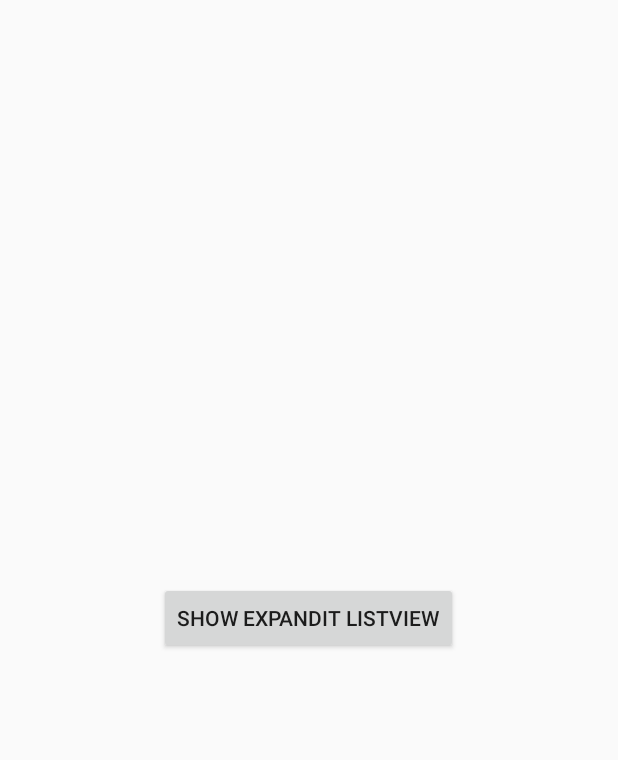
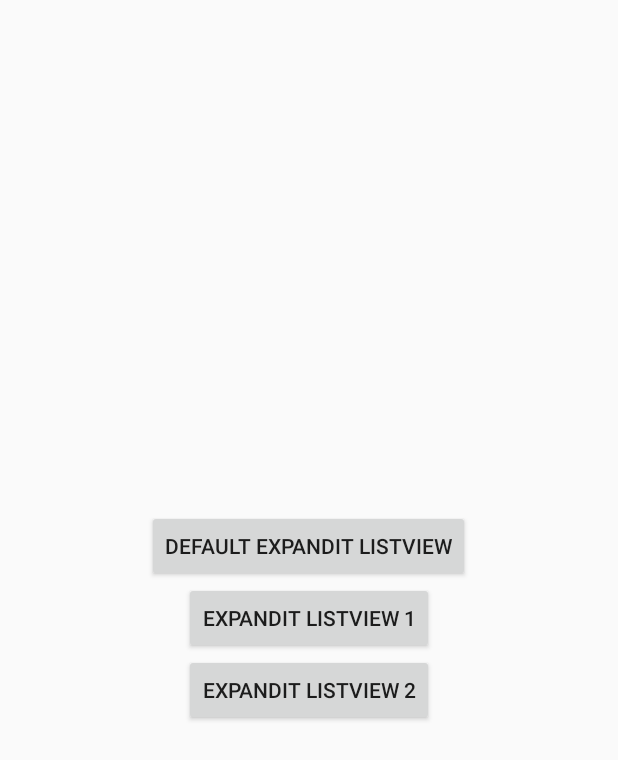
Before and after one commit to AmalH/expandit, an Android app: the screen it shows after launch (MainActivity), on a phone screen of 412 x 824 dp. Shown: the top 760 px of the screen. Run offline under Robolectric (Android 15) with nearby library versions, the phone set to English and light mode, and no system bars.

Commit message:
library - ui - final

```diff
--- a/demo/src/main/java/amalhichri/androidprojects/com/expandit/MainActivity.java
+++ b/demo/src/main/java/amalhichri/androidprojects/com/expandit/MainActivity.java
@@ -49,12 +49,25 @@ public class MainActivity extends Activity {
         myMenu = new MenuBuilder(getApplicationContext());
         myMenu.add(R.menu.my_menu);
 
-
-        (findViewById(R.id.testBtn)).setOnClickListener(new View.OnClickListener() {
+        (findViewById(R.id.defaultUiBtn)).setOnClickListener(new View.OnClickListener() {
             @Override
             public void onClick(View v) {
                 (new ExpanditList(MainActivity.this,"Test list",listItemsTitles,listData,listItemsIcons,myMenu)).show();
             }
         });
+
+        (findViewById(R.id.customUiBtn1)).setOnClickListener(new View.OnClickListener() {
+            @Override
+            public void onClick(View v) {
+                (new ExpanditList(MainActivity.this,"Test list",listItemsTitles,listData,listItemsIcons,myMenu,R.layout.custom_item_details_view)).show();
+            }
+        });
+
+        (findViewById(R.id.customUiBtn2)).setOnClickListener(new View.OnClickListener() {
+            @Override
+            public void onClick(View v) {
+                (new ExpanditList(MainActivity.this,"Test list",listItemsTitles,listData,listItemsIcons,myMenu,R.layout.custom_item_details_view2)).show();
+            }
+        });
     }
 }
--- a/demo/src/main/res/layout/activity_main.xml
+++ b/demo/src/main/res/layout/activity_main.xml
@@ -4,17 +4,24 @@
     xmlns:tools="http://schemas.android.com/tools"
     android:layout_width="match_parent"
     android:layout_height="match_parent"
+    android:orientation="vertical"
     android:gravity="center"
     tools:context=".MainActivity">
 
     <Button
         android:layout_width="wrap_content"
         android:layout_height="wrap_content"
-        android:id="@+id/testBtn"
-        android:text="Show Expandit listview"
-        app:layout_constraintBottom_toBottomOf="parent"
-        app:layout_constraintLeft_toLeftOf="parent"
-        app:layout_constraintRight_toRightOf="parent"
-        app:layout_constraintTop_toTopOf="parent" />
+        android:id="@+id/defaultUiBtn"
+        android:text="Default Expandit listview" />
+    <Button
+        android:layout_width="wrap_content"
+        android:layout_height="wrap_content"
+        android:id="@+id/customUiBtn1"
+        android:text="Expandit listview 1" />
+    <Button
+        android:layout_width="wrap_content"
+        android:layout_height="wrap_content"
+        android:id="@+id/customUiBtn2"
+        android:text="Expandit listview 2" />
 
 </LinearLayout>
--- a/tech.pragmatictheories.libs.expanditlibrary/src/main/res/layout/list_item.xml
+++ b/tech.pragmatictheories.libs.expanditlibrary/src/main/res/layout/list_item.xml
@@ -42,6 +42,7 @@
                 <TextView
                     android:id="@+id/itemDetails"
                     android:layout_width="wrap_content"
+                    android:text="test test"
                     android:layout_height="wrap_content"/>
 
             </LinearLayout>
```
Also changed, not shown: demo/src/main/res/layout/custom_item_details_view.xml (+2 -10 lines), demo/src/main/res/layout/custom_item_details_view2.xml (added, +11 -0 lines), tech.pragmatictheories.libs.expanditlibrary/src/main/java/amalhichri/androidprojects/com/techpragmatictheorieslibsexpanditlibrary/ExpanditList.java (+12 -0 lines), tech.pragmatictheories.libs.expanditlibrary/src/main/java/amalhichri/androidprojects/com/techpragmatictheorieslibsexpanditlibrary/ExpanditListAdapter.java (+32 -11 lines).
